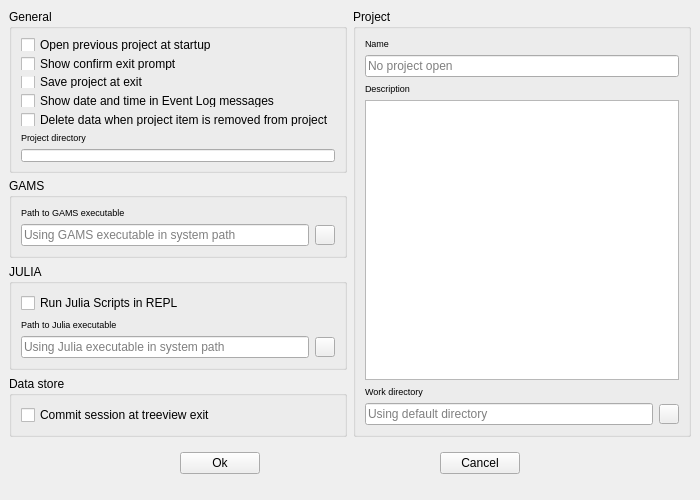
This is spinetoolbox/ui/settings.ui in spine-tools/Spine-Toolbox as Qt 5 draws it before an edit. The edited form follows.
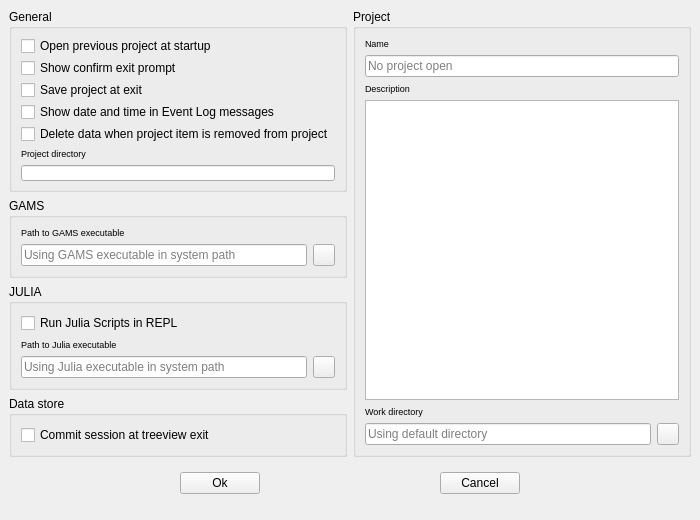
This is the edited form.

Commit message: Fixed minor UI problems in Main Window and Settings

The edit to the form file:
```diff
--- a/spinetoolbox/ui/settings.ui
+++ b/spinetoolbox/ui/settings.ui
@@ -22,7 +22,7 @@
     <x>0</x>
     <y>0</y>
     <width>700</width>
-    <height>500</height>
+    <height>520</height>
    </rect>
   </property>
   <property name="sizePolicy">
@@ -34,13 +34,13 @@
   <property name="minimumSize">
    <size>
     <width>700</width>
-    <height>500</height>
+    <height>520</height>
    </size>
   </property>
   <property name="maximumSize">
    <size>
     <width>700</width>
-    <height>500</height>
+    <height>520</height>
    </size>
   </property>
   <property name="mouseTracking">
@@ -107,7 +107,7 @@
          <property name="minimumSize">
           <size>
            <width>0</width>
-           <height>164</height>
+           <height>0</height>
           </size>
          </property>
          <property name="autoFillBackground">
@@ -198,6 +198,19 @@
             </property>
            </widget>
           </item>
+          <item>
+           <spacer name="verticalSpacer">
+            <property name="orientation">
+             <enum>Qt::Vertical</enum>
+            </property>
+            <property name="sizeHint" stdset="0">
+             <size>
+              <width>20</width>
+              <height>40</height>
+             </size>
+            </property>
+           </spacer>
+          </item>
          </layout>
         </widget>
        </item>
@@ -236,8 +249,8 @@
            <widget class="QToolButton" name="toolButton_browse_gams">
             <property name="maximumSize">
              <size>
-              <width>20</width>
-              <height>20</height>
+              <width>22</width>
+              <height>22</height>
              </size>
             </property>
             <property name="iconSize">
@@ -293,8 +306,8 @@
            <widget class="QToolButton" name="toolButton_browse_julia">
             <property name="maximumSize">
              <size>
-              <width>20</width>
-              <height>20</height>
+              <width>22</width>
+              <height>22</height>
              </size>
             </property>
             <property name="iconSize">
@@ -330,19 +343,6 @@
          </layout>
         </widget>
        </item>
-       <item>
-        <spacer name="verticalSpacer">
-         <property name="orientation">
-          <enum>Qt::Vertical</enum>
-         </property>
-         <property name="sizeHint" stdset="0">
-          <size>
-           <width>20</width>
-           <height>40</height>
-          </size>
-         </property>
-        </spacer>
-       </item>
       </layout>
      </item>
      <item>
@@ -476,15 +476,15 @@
             <item>
              <widget class="QToolButton" name="toolButton_browse_work">
               <property name="sizePolicy">
-               <sizepolicy hsizetype="Minimum" vsizetype="Fixed">
+               <sizepolicy hsizetype="Fixed" vsizetype="Fixed">
                 <horstretch>0</horstretch>
                 <verstretch>0</verstretch>
                </sizepolicy>
               </property>
               <property name="maximumSize">
                <size>
-                <width>20</width>
-                <height>20</height>
+                <width>22</width>
+                <height>22</height>
                </size>
               </property>
               <property name="iconSize">
```
The commit also changes 6 other files.
